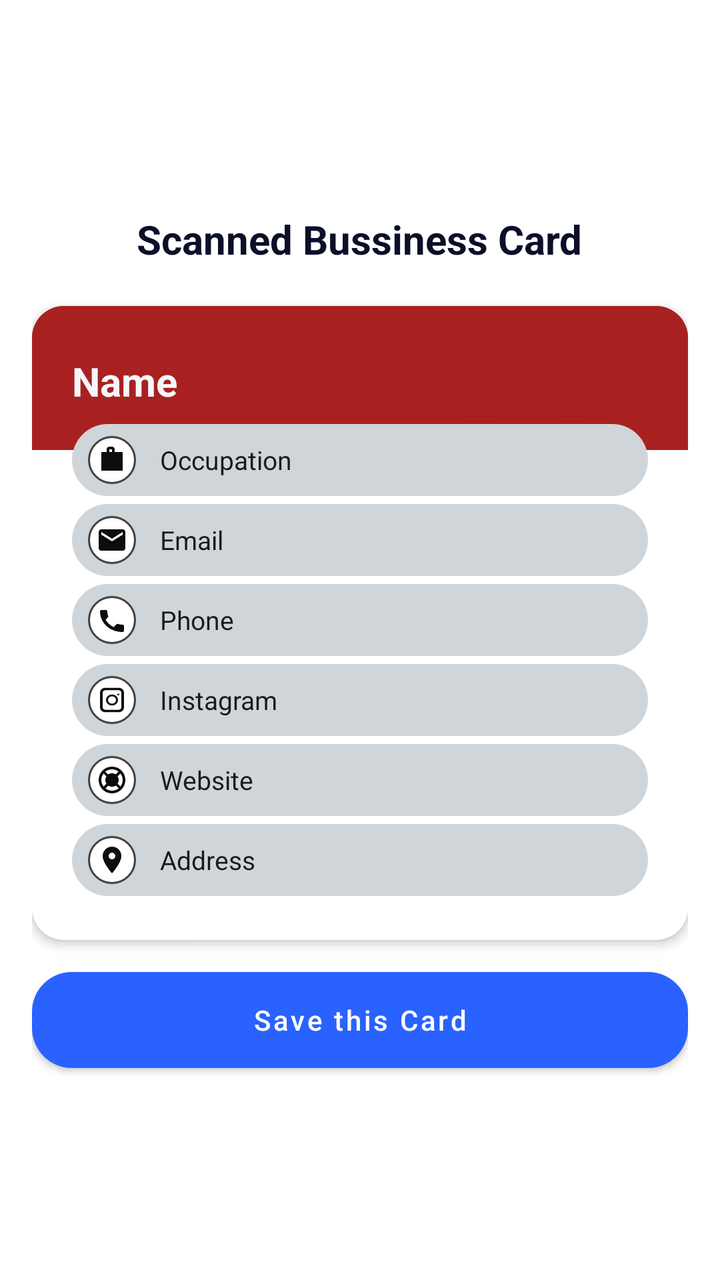
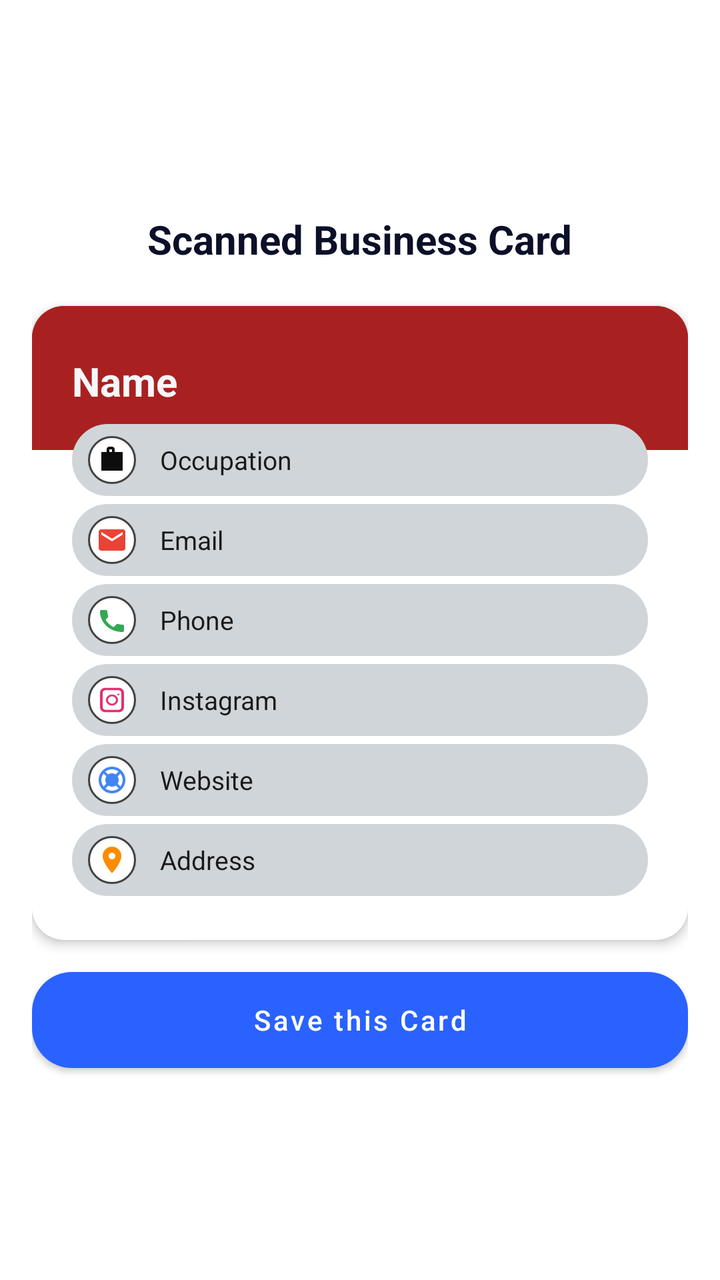

Two renders of the same Android screen: before a commit and after it. Below are the layout's source before the change and the commit's diff.
<!-- AndroidManifest.xml: application theme Theme.VISITINGCARD -->
<!-- res/layout/scanned_preview_ui.xml -->
<?xml version="1.0" encoding="utf-8"?>
<ScrollView xmlns:android="http://schemas.android.com/apk/res/android"
    android:layout_width="match_parent"
    android:layout_height="match_parent"
    android:fillViewport="true"
    android:background="?android:colorBackground">


    <LinearLayout
        android:layout_width="match_parent"
        android:layout_height="match_parent"
        android:orientation="vertical"
        android:padding="16dp"
        android:gravity="center">

        <TextView
            android:layout_width="wrap_content"
            android:layout_height="wrap_content"
            android:text="Scanned Bussiness Card"
            android:textSize="20sp"
            android:textColor="@color/textTitle"
            android:textStyle="bold"
            android:paddingBottom="20sp"></TextView>


        

        <FrameLayout
            android:id="@+id/previewCard"
            android:layout_width="match_parent"
            android:layout_height="wrap_content"
            android:background="@drawable/saved_card_bg"
            android:padding="0dp"
            android:elevation="3dp"
            android:clipToOutline="true"
            android:layout_gravity="center_horizontal">

            
            <View
                android:layout_width="match_parent"
                android:layout_height="72dp"
                android:layout_gravity="top"
                android:background="@color/headerRed" />

            
            <ImageView
                android:layout_width="match_parent"
                android:layout_height="72dp"
                android:layout_gravity="top"
                android:scaleType="fitXY"
                android:src="@drawable/header_wave" />

            <LinearLayout
                android:id="@+id/previewContent"
                android:layout_width="match_parent"
                android:layout_height="wrap_content"
                android:orientation="vertical"
                android:paddingStart="12dp"
                android:paddingEnd="12dp"
                android:paddingTop="24dp"
                android:paddingBottom="22dp">

                <TextView
                    android:id="@+id/tvName"
                    android:layout_width="wrap_content"
                    android:layout_height="wrap_content"
                    android:textSize="20sp"
                    android:textStyle="bold"
                    android:textColor="@color/white"
                    android:layout_marginStart="8dp"
                    android:paddingBottom="4dp"
                    android:text="Name" />

                <LinearLayout
                    android:id="@+id/rowOccupation"
                    android:layout_width="match_parent"
                    android:layout_height="36dp"
                    android:orientation="horizontal"
                    android:gravity="center_vertical"
                    android:background="@drawable/rounded_pill"
                    android:layout_marginStart="8dp"
                    android:layout_marginEnd="8dp"
                    android:layout_marginTop="4dp"
                    android:paddingStart="8dp"
                    android:paddingEnd="8dp">

                    <ImageView
                        android:layout_width="24dp"
                        android:layout_height="24dp"
                        android:background="@drawable/circle_icon_bg"
                        android:padding="4dp"
                        android:src="@drawable/ic_occupation" />

                    <TextView
                        android:id="@+id/tvOccupation"
                        android:layout_width="0dp"
                        android:layout_height="wrap_content"
                        android:layout_weight="1"
                        android:layout_marginStart="12dp"
                        android:textSize="13sp"
                        android:textColor="#1A1A1A"
                        android:maxLines="1"
                        android:ellipsize="end"
                        android:text="Occupation" />
                </LinearLayout>

                <LinearLayout
                    android:id="@+id/rowEmail"
                    android:layout_width="match_parent"
                    android:layout_height="36dp"
                    android:orientation="horizontal"
                    android:gravity="center_vertical"
                    android:background="@drawable/rounded_pill"
                    android:layout_marginStart="8dp"
                    android:layout_marginEnd="8dp"
                    android:layout_marginTop="4dp"
                    android:paddingStart="8dp"
                    android:paddingEnd="8dp">

                    <ImageView
                        android:layout_width="24dp"
                        android:layout_height="24dp"
                        android:background="@drawable/circle_icon_bg"
                        android:padding="4dp"
                        android:src="@drawable/ic_email" />

                    <TextView
                        android:id="@+id/tvEmail"
                        android:layout_width="0dp"
                        android:layout_height="wrap_content"
                        android:layout_weight="1"
                        android:layout_marginStart="12dp"
                        android:textSize="13sp"
                        android:textColor="#1A1A1A"
                        android:maxLines="1"
                        android:ellipsize="end"
                        android:text="Email" />
                </LinearLayout>

                <LinearLayout
                    android:id="@+id/rowPhone"
                    android:layout_width="match_parent"
                    android:layout_height="36dp"
                    android:orientation="horizontal"
                    android:gravity="center_vertical"
                    android:background="@drawable/rounded_pill"
                    android:layout_marginStart="8dp"
                    android:layout_marginEnd="8dp"
                    android:layout_marginTop="4dp"
                    android:paddingStart="8dp"
                    android:paddingEnd="8dp">

                    <ImageView
                        android:layout_width="24dp"
                        android:layout_height="24dp"
                        android:background="@drawable/circle_icon_bg"
                        android:padding="4dp"
                        android:src="@drawable/ic_phone" />

                    <TextView
                        android:id="@+id/tvPhone"
                        android:layout_width="0dp"
                        android:layout_height="wrap_content"
                        android:layout_weight="1"
                        android:layout_marginStart="12dp"
                        android:textSize="13sp"
                        android:textColor="#1A1A1A"
                        android:maxLines="1"
                        android:ellipsize="end"
                        android:text="Phone" />
                </LinearLayout>

                <LinearLayout
                    android:id="@+id/rowInstagram"
                    android:layout_width="match_parent"
                    android:layout_height="36dp"
                    android:orientation="horizontal"
                    android:gravity="center_vertical"
                    android:background="@drawable/rounded_pill"
                    android:layout_marginStart="8dp"
                    android:layout_marginEnd="8dp"
                    android:layout_marginTop="4dp"
                    android:paddingStart="8dp"
                    android:paddingEnd="8dp">

                    <ImageView
                        android:layout_width="24dp"
                        android:layout_height="24dp"
                        android:background="@drawable/circle_icon_bg"
                        android:padding="4dp"
                        android:src="@drawable/ic_instagram" />

                    <TextView
                        android:id="@+id/tvInstagram"
                        android:layout_width="0dp"
                        android:layout_height="wrap_content"
                        android:layout_weight="1"
                        android:layout_marginStart="12dp"
                        android:textSize="13sp"
                        android:textColor="#1A1A1A"
                        android:maxLines="1"
                        android:ellipsize="end"
                        android:text="Instagram" />
                </LinearLayout>

                <LinearLayout
                    android:id="@+id/rowWebsite"
                    android:layout_width="match_parent"
                    android:layout_height="36dp"
                    android:orientation="horizontal"
                    android:gravity="center_vertical"
                    android:background="@drawable/rounded_pill"
                    android:layout_marginStart="8dp"
                    android:layout_marginEnd="8dp"
                    android:layout_marginTop="4dp"
                    android:paddingStart="8dp"
                    android:paddingEnd="8dp">

                    <ImageView
                        android:layout_width="24dp"
                        android:layout_height="24dp"
                        android:background="@drawable/circle_icon_bg"
                        android:padding="4dp"
                        android:src="@drawable/ic_website" />

                    <TextView
                        android:id="@+id/tvWebsite"
                        android:layout_width="0dp"
                        android:layout_height="wrap_content"
                        android:layout_weight="1"
                        android:layout_marginStart="12dp"
                        android:textSize="13sp"
                        android:textColor="#1A1A1A"
                        android:maxLines="1"
                        android:ellipsize="end"
                        android:text="Website" />
                </LinearLayout>

                <LinearLayout
                    android:id="@+id/rowAddress"
                    android:layout_width="match_parent"
                    android:layout_height="36dp"
                    android:orientation="horizontal"
                    android:gravity="center_vertical"
                    android:background="@drawable/rounded_pill"
                    android:layout_marginStart="8dp"
                    android:layout_marginEnd="8dp"
                    android:layout_marginTop="4dp"
                    android:paddingStart="8dp"
                    android:paddingEnd="8dp">

                    <ImageView
                        android:layout_width="24dp"
                        android:layout_height="24dp"
                        android:background="@drawable/circle_icon_bg"
                        android:padding="4dp"
                        android:src="@drawable/ic_address" />

                    <TextView
                        android:id="@+id/tvAddress"
                        android:layout_width="0dp"
                        android:layout_height="wrap_content"
                        android:layout_weight="1"
                        android:layout_marginStart="12dp"
                        android:textSize="13sp"
                        android:textColor="#1A1A1A"
                        android:maxLines="1"
                        android:ellipsize="end"
                        android:text="Address" />
                </LinearLayout>

            </LinearLayout>
        </FrameLayout>

        
        <TextView
            android:id="@+id/scannedCardText"
            android:layout_width="match_parent"
            android:layout_height="wrap_content"
            android:visibility="gone"
            android:padding="8dp" />

        <Button
            android:id="@+id/saveCardButton"
            android:layout_width="match_parent"
            android:layout_height="wrap_content"
            android:text="Save this Card"
            android:layout_marginTop="16dp"
            android:background="@drawable/btn"
            android:textColor="@color/buttonText"
            android:textAllCaps="false"
            android:layout_gravity="center_horizontal"/>
    </LinearLayout>

</ScrollView>
<!-- resources referenced by this layout -->
<resources>
  <color name="headerRed">#A82120</color>
  <color name="textTitle">#0B0F28</color>
  <color name="white">#F5F7FA</color>
  <!-- drawable circle_icon_bg (drawable) -->
  <?xml version="1.0" encoding="utf-8"?>
  <shape xmlns:android="http://schemas.android.com/apk/res/android" android:shape="oval">
      <solid android:color="#FFFFFFFF" />
      <size android:width="60dp" android:height="60dp" />
      <stroke android:width="1dp" android:color="#424141" />
  </shape>
  <!-- drawable ic_address (drawable) -->
  <vector xmlns:android="http://schemas.android.com/apk/res/android"
      android:width="24dp"
      android:height="24dp"
      android:viewportWidth="24"
      android:viewportHeight="24">
      <path
          android:fillColor="@color/iconColor"
          android:pathData="M12,2C8.13,2 5,5.13 5,9c0,5.25 7,13 7,13s7,-7.75 7,-13c0,-3.87 -3.13,-7 -7,-7zm0,9.5c-1.38,0 -2.5,-1.12 -2.5,-2.5s1.12,-2.5 2.5,-2.5 2.5,1.12 2.5,2.5 -1.12,2.5 -2.5,2.5z"/>
  </vector>
  <!-- drawable ic_email (drawable) -->
  <?xml version="1.0" encoding="utf-8"?>
  <vector xmlns:android="http://schemas.android.com/apk/res/android"
      android:width="24dp"
      android:height="24dp"
      android:viewportWidth="24"
      android:viewportHeight="24">
      <path
          android:fillColor="@color/iconColor"
          android:pathData="M20,4H4c-1.1,0 -1.99,0.9 -1.99,2L2,18c0,1.1 0.89,2 1.99,2H20c1.1,0 2,-0.9 2,-2V6c0,-1.1 -0.9,-2 -2,-2zm0,4l-8,5 -8,-5V6l8,5 8,-5v2z"/>
  </vector>
  <!-- drawable ic_instagram (drawable) -->
  <?xml version="1.0" encoding="utf-8"?>
  <vector xmlns:android="http://schemas.android.com/apk/res/android"
      android:width="30dp"
      android:height="28dp"
      android:viewportWidth="24"
      android:viewportHeight="24">
      <path
          android:fillColor="@color/iconColor"
          android:pathData="M7,2C4.79,2 3,3.79 3,6v12c0,2.21 1.79,4 4,4h10c2.21,0 4,-1.79 4,-4V6c0,-2.21 -1.79,-4 -4,-4H7zm10,2c1.1,0 2,0.9 2,2v12c0,1.1 -0.9,2 -2,2H7c-1.1,0 -2,-0.9 -2,-2V6c0,-1.1 0.9,-2 2,-2h10zm-5,3.5c-2.48,0 -4.5,2.02 -4.5,4.5s2.02,4.5 4.5,4.5 4.5,-2.02 4.5,-4.5 -2.02,-4.5 -4.5,-4.5zm0,1.5c1.66,0 3,1.34 3,3s-1.34,3 -3,3 -3,-1.34 -3,-3 1.34,-3 3,-3zm4.75,-2.25c0.41,0 0.75,0.34 0.75,0.75s-0.34,0.75 -0.75,0.75 -0.75,-0.34 -0.75,-0.75 0.34,-0.75 0.75,-0.75z"/>
  </vector>
  <!-- drawable ic_phone (drawable) -->
  <?xml version="1.0" encoding="utf-8"?>
  <vector xmlns:android="http://schemas.android.com/apk/res/android"
      android:width="24dp"
      android:height="24dp"
      android:viewportWidth="24"
      android:viewportHeight="24">
      <path
          android:fillColor="@color/iconColor"
          android:pathData="M6.62,10.79C8.06,13.62 10.38,15.94 13.21,17.38l2.2,-2.2c0.27,-0.27 0.67,-0.36 1.02,-0.24 1.12,0.37 2.33,0.57 3.57,0.57 0.55,0 1,0.45 1,1v3.5c0,0.55 -0.45,1 -1,1C10.07,21 3,13.93 3,5.5 3,4.95 3.45,4.5 4,4.5H7.5c0.55,0 1,0.45 1,1 0,1.24 0.2,2.45 0.57,3.57 0.11,0.35 0.03,0.74 -0.25,1.02l-2.2,2.2z" />
  </vector>
  <!-- drawable ic_website (drawable) -->
  <?xml version="1.0" encoding="utf-8"?>
  <vector xmlns:android="http://schemas.android.com/apk/res/android"
      android:width="24dp"
      android:height="24dp"
      android:viewportWidth="24"
      android:viewportHeight="24">
      
      <path
          android:fillColor="@color/iconColor"
          android:pathData="M12,2C6.48,2 2,6.48 2,12s4.48,10 10,10 10,-4.48 10,-10S17.52,2 12,2zM12,4c1.85,0 3.55,0.63 4.9,1.69l-2.12,2.12C14.09,7.3 13.09,7 12,7s-2.09,0.3 -2.96,0.81L6.92,5.69C8.45,4.63 10.15,4 12,4zM4,12c0,-1.85 0.63,-3.55 1.69,-4.9l2.12,2.12C7.3,10.23 7,11.09 7,12s0.3,1.77 0.81,2.78l-2.12,2.12C4.63,15.55 4,13.85 4,12zM12,20c-1.85,0 -3.55,-0.63 -4.9,-1.69l2.12,-2.12C9.91,16.7 10.91,17 12,17s2.09,-0.3 2.96,-0.81l2.12,2.12C15.55,19.37 13.85,20 12,20zM20,12c0,1.85 -0.63,3.55 -1.69,4.9l-2.12,-2.12C16.7,13.77 17,12.91 17,12s-0.3,-1.77 -0.81,-2.78l2.12,-2.12C19.37,8.45 20,10.15 20,12z"/>
  </vector>
  <color name="blue">#2962FF</color>
  <color name="linkColor">#00ACC1</color>
  <color name="teal_700">#FF018786</color>
  <color name="black">#0D0D0D</color>
  <!-- unchanged entries left out for length: 11 -->
</resources>

<!-- the commit's change to res/layout/scanned_preview_ui.xml (unified diff, before → after) -->
@@ -1,5 +1,6 @@
 <?xml version="1.0" encoding="utf-8"?>
 <ScrollView xmlns:android="http://schemas.android.com/apk/res/android"
+    android:id="@+id/scannedPreviewRoot"
     android:layout_width="match_parent"
     android:layout_height="match_parent"
     android:fillViewport="true"
@@ -16,11 +17,11 @@
         <TextView
             android:layout_width="wrap_content"
             android:layout_height="wrap_content"
-            android:text="Scanned Bussiness Card"
+            android:text="Scanned Business Card"
             android:textSize="20sp"
             android:textColor="@color/textTitle"
             android:textStyle="bold"
-            android:paddingBottom="20sp"></TextView>
+            android:paddingBottom="20dp"></TextView>
 
 
         
@@ -37,6 +38,7 @@
 
             
             <View
+                android:id="@+id/previewHeaderBand"
                 android:layout_width="match_parent"
                 android:layout_height="72dp"
                 android:layout_gravity="top"
@@ -44,6 +46,7 @@
 
             
             <ImageView
+                android:id="@+id/previewHeaderWave"
                 android:layout_width="match_parent"
                 android:layout_height="72dp"
                 android:layout_gravity="top"
<!-- resource entries referenced after the edit -->
@@ -7,7 +7,7 @@
   <?xml version="1.0" encoding="utf-8"?>
   <shape xmlns:android="http://schemas.android.com/apk/res/android" android:shape="oval">
       <solid android:color="#FFFFFFFF" />
-      <size android:width="60dp" android:height="60dp" />
+      <size android:width="80dp" android:height="80dp" />
       <stroke android:width="1dp" android:color="#424141" />
   </shape>
   <!-- drawable ic_address (drawable) -->
@@ -17,7 +17,7 @@
       android:viewportWidth="24"
       android:viewportHeight="24">
       <path
-          android:fillColor="@color/iconColor"
+          android:fillColor="#FB8C00"
           android:pathData="M12,2C8.13,2 5,5.13 5,9c0,5.25 7,13 7,13s7,-7.75 7,-13c0,-3.87 -3.13,-7 -7,-7zm0,9.5c-1.38,0 -2.5,-1.12 -2.5,-2.5s1.12,-2.5 2.5,-2.5 2.5,1.12 2.5,2.5 -1.12,2.5 -2.5,2.5z"/>
   </vector>
   <!-- drawable ic_email (drawable) -->
@@ -28,7 +28,7 @@
       android:viewportWidth="24"
       android:viewportHeight="24">
       <path
-          android:fillColor="@color/iconColor"
+          android:fillColor="#EA4335"
           android:pathData="M20,4H4c-1.1,0 -1.99,0.9 -1.99,2L2,18c0,1.1 0.89,2 1.99,2H20c1.1,0 2,-0.9 2,-2V6c0,-1.1 -0.9,-2 -2,-2zm0,4l-8,5 -8,-5V6l8,5 8,-5v2z"/>
   </vector>
   <!-- drawable ic_instagram (drawable) -->
@@ -39,7 +39,7 @@
       android:viewportWidth="24"
       android:viewportHeight="24">
       <path
-          android:fillColor="@color/iconColor"
+          android:fillColor="#E1306C"
           android:pathData="M7,2C4.79,2 3,3.79 3,6v12c0,2.21 1.79,4 4,4h10c2.21,0 4,-1.79 4,-4V6c0,-2.21 -1.79,-4 -4,-4H7zm10,2c1.1,0 2,0.9 2,2v12c0,1.1 -0.9,2 -2,2H7c-1.1,0 -2,-0.9 -2,-2V6c0,-1.1 0.9,-2 2,-2h10zm-5,3.5c-2.48,0 -4.5,2.02 -4.5,4.5s2.02,4.5 4.5,4.5 4.5,-2.02 4.5,-4.5 -2.02,-4.5 -4.5,-4.5zm0,1.5c1.66,0 3,1.34 3,3s-1.34,3 -3,3 -3,-1.34 -3,-3 1.34,-3 3,-3zm4.75,-2.25c0.41,0 0.75,0.34 0.75,0.75s-0.34,0.75 -0.75,0.75 -0.75,-0.34 -0.75,-0.75 0.34,-0.75 0.75,-0.75z"/>
   </vector>
   <!-- drawable ic_phone (drawable) -->
@@ -50,7 +50,7 @@
       android:viewportWidth="24"
       android:viewportHeight="24">
       <path
-          android:fillColor="@color/iconColor"
+          android:fillColor="#34A853"
           android:pathData="M6.62,10.79C8.06,13.62 10.38,15.94 13.21,17.38l2.2,-2.2c0.27,-0.27 0.67,-0.36 1.02,-0.24 1.12,0.37 2.33,0.57 3.57,0.57 0.55,0 1,0.45 1,1v3.5c0,0.55 -0.45,1 -1,1C10.07,21 3,13.93 3,5.5 3,4.95 3.45,4.5 4,4.5H7.5c0.55,0 1,0.45 1,1 0,1.24 0.2,2.45 0.57,3.57 0.11,0.35 0.03,0.74 -0.25,1.02l-2.2,2.2z" />
   </vector>
   <!-- drawable ic_website (drawable) -->
@@ -62,7 +62,7 @@
       android:viewportHeight="24">
       
       <path
-          android:fillColor="@color/iconColor"
+          android:fillColor="#4285F4"
           android:pathData="M12,2C6.48,2 2,6.48 2,12s4.48,10 10,10 10,-4.48 10,-10S17.52,2 12,2zM12,4c1.85,0 3.55,0.63 4.9,1.69l-2.12,2.12C14.09,7.3 13.09,7 12,7s-2.09,0.3 -2.96,0.81L6.92,5.69C8.45,4.63 10.15,4 12,4zM4,12c0,-1.85 0.63,-3.55 1.69,-4.9l2.12,2.12C7.3,10.23 7,11.09 7,12s0.3,1.77 0.81,2.78l-2.12,2.12C4.63,15.55 4,13.85 4,12zM12,20c-1.85,0 -3.55,-0.63 -4.9,-1.69l2.12,-2.12C9.91,16.7 10.91,17 12,17s2.09,-0.3 2.96,-0.81l2.12,2.12C15.55,19.37 13.85,20 12,20zM20,12c0,1.85 -0.63,3.55 -1.69,4.9l-2.12,-2.12C16.7,13.77 17,12.91 17,12s-0.3,-1.77 -0.81,-2.78l2.12,-2.12C19.37,8.45 20,10.15 20,12z"/>
   </vector>
   <color name="blue">#2962FF</color>
